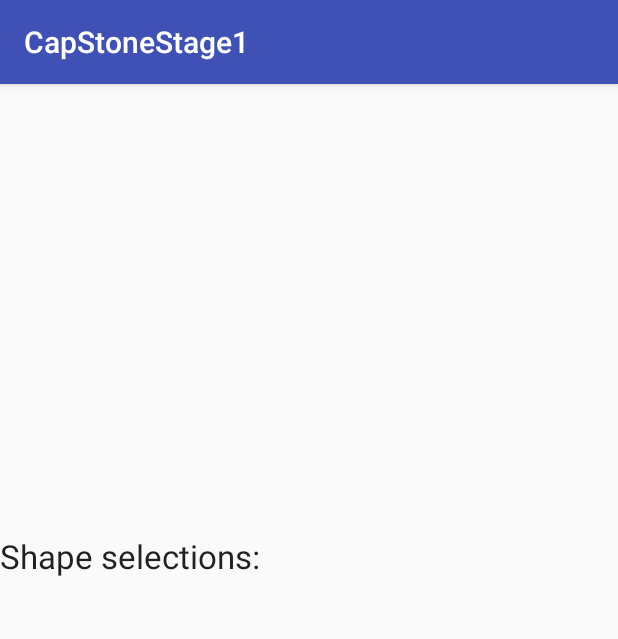
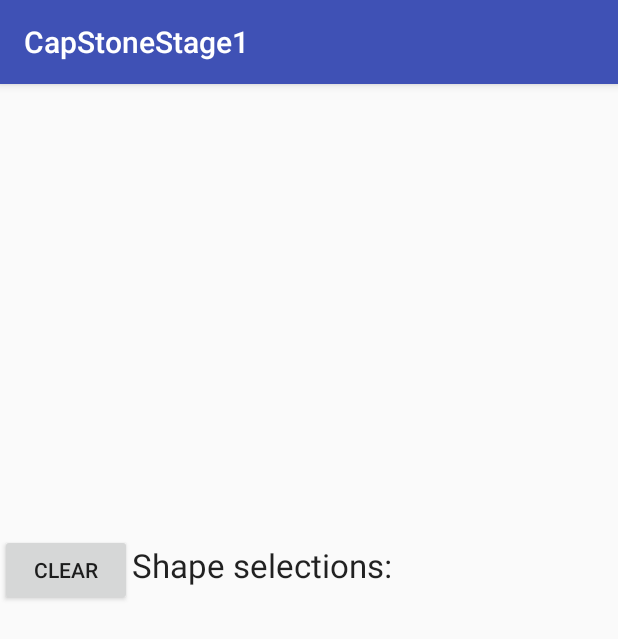
Before and after one commit to yeuchi/CapStoneStage1, an Android app: the fragment TabFragment3 shown on its own in the app's theme, on a phone screen of 412 x 824 dp. Shown: the top 639 px of the screen. Run offline under Robolectric (Android 15) with nearby library versions, the phone set to English and light mode, and no system bars; Roboto replaces fonts that are not available here.

Commit message:
Language
1. clear button added.
2. reverse order insertion for arabic functional.
3. clear button label in arabic.

```diff
--- a/app/src/main/java/com/example/ctyeung/capstonestage1/TabFragment3.java
+++ b/app/src/main/java/com/example/ctyeung/capstonestage1/TabFragment3.java
@@ -1,6 +1,7 @@
 package com.example.ctyeung.capstonestage1;
 
 import android.content.Context;
+import android.content.Intent;
 import android.graphics.Bitmap;
 import android.graphics.drawable.shapes.Shape;
 import android.net.Uri;
@@ -12,6 +13,7 @@ import android.support.v7.widget.RecyclerView;
 import android.view.LayoutInflater;
 import android.view.View;
 import android.view.ViewGroup;
+import android.widget.Button;
 import android.widget.GridLayout;
 import android.widget.ImageView;
 import android.graphics.drawable.PictureDrawable;
@@ -67,7 +69,24 @@ public class TabFragment3 extends ShapeFragment
         mContext = mRoot.getContext();
 
         initGrid();
+        initButton();
         return mRoot;
+    }
+
+    private void initButton()
+    {
+        /*
+         * clear message and persist
+         */
+        Button btnClear = mRoot.findViewById(R.id.btn_clear);
+        btnClear.setOnClickListener(new View.OnClickListener() {
+            @Override
+            public void onClick(View view) {
+                mShapePreview.empty();
+                mShapePreview.updateLayout(false);
+                persist();
+            }
+        });
     }
 
     /*
@@ -160,12 +179,12 @@ public class TabFragment3 extends ShapeFragment
         // retrieve selected shape svg
         ShapeSVG selected = mShapes.get(clickItemIndex);
 
+        mShapePreview.insertSVG(selected);
+        mShapePreview.shapeMessage.add(Integer.toString(clickItemIndex));
+
         // resize existing children
         if(mShapePreview.childCount(false)>0)
-            mShapePreview.updateLayout(true);
-
-        mShapePreview.insertSVG(selected);
-        mShapePreview.shapeMessage.add(Integer.toString(clickItemIndex));
+            mShapePreview.updateLayout(false);
     }
 
     /*
--- a/app/src/main/res/layout/tab_fragment_3.xml
+++ b/app/src/main/res/layout/tab_fragment_3.xml
@@ -12,6 +12,16 @@
 
     </RelativeLayout>
 
+    <LinearLayout
+        android:layout_width="match_parent"
+        android:layout_height="wrap_content">
+
+        <Button
+            android:layout_width="wrap_content"
+            android:layout_height="wrap_content"
+            android:text="@string/clear"
+            android:id="@+id/btn_clear"/>
+
         <TextView
             android:id="@+id/textView"
             android:layout_width="wrap_content"
@@ -19,6 +29,7 @@
             android:layout_centerInParent="true"
             android:text="@string/shape_selection"
             android:textAppearance="?android:attr/textAppearanceLarge" />
+    </LinearLayout>
 
     <GridLayout xmlns:android="http://schemas.android.com/apk/res/android"
         xmlns:tools="http://schemas.android.com/tools"
--- a/app/src/main/res/values/strings.xml
+++ b/app/src/main/res/values/strings.xml
@@ -51,6 +51,7 @@
     <string name="footer_msg">Header Message:</string>
 
     <!-- fragment 3 -->
+    <string name="clear">Clear</string>
     <string name="shape_selection">Shape selections:</string>
 
     <string name="out_of">out of </string>
```
Also changed, not shown: app/src/main/java/com/example/ctyeung/capstonestage1/TabFragment4.java (+4 -4 lines), app/src/main/java/com/example/ctyeung/capstonestage1/data/ShapePreview.java (+13 -2 lines), 1 other file. Lines whose indentation alone changed are shown as unchanged.
